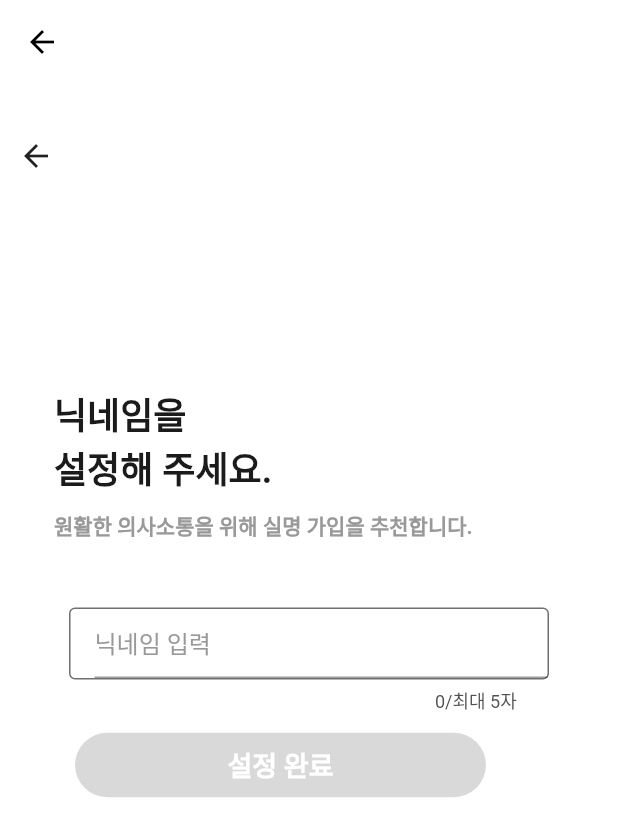
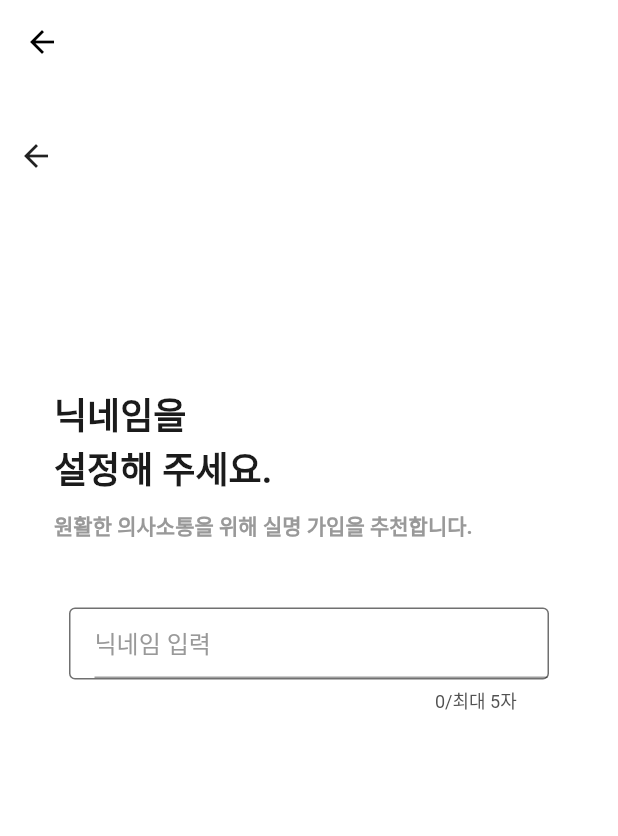
Before and after one commit to sk-lookie-routine/lighthouse, a Flutter app: the SignUpNickName screen opened directly, on a phone screen of 412 x 824 dp. Shown: the top 836 px of the screen. Run offline on Flutter 3.47's test engine with Material 2 defaults, Android fonts, the phone set to English and light mode, and no system bars; our stand-ins replace firebase_auth, firebase_core, google_sign_in; missing offline and left inert: flutter_web_auth; accounts and stored records are empty; Roboto replaces fonts that are missing (NotoSansCJKkr).

Commit message:
update sign up body

```diff
--- a/lib/components/signup_button.dart
+++ b/lib/components/signup_button.dart
@@ -1,16 +1,16 @@
 import 'package:flutter/cupertino.dart';
 import 'package:flutter/material.dart';
+import 'package:lighthouse/utilities/colors.dart';
+import 'package:lighthouse/utilities/fonts.dart';
 
 class SignUpButton extends StatelessWidget {
   final String text;
   final Function onPressed;
-  final Color backgroundColor;
 
   const SignUpButton({
     Key key,
     @required this.text,
     @required this.onPressed,
-    @required this.backgroundColor,
   }) : super(key: key);
 
   Widget build(BuildContext context) {
@@ -18,16 +18,21 @@ class SignUpButton extends StatelessWidget {
       onPressed: onPressed, //관심키워드 선택 페이지 이동
       child: Text(
         text,
-        style: TextStyle(
-          color: const Color(0xffffffff),
-          fontWeight: FontWeight.bold,
-          fontSize: 18,
+        style: const TextStyle(
+            color:  Colors.white,
+            fontWeight: FontWeight.w400,
+            fontFamily: notoSans,
+            fontStyle:  FontStyle.normal,
+            fontSize: 20.0
         ),
       ),
       style: TextButton.styleFrom(
-          backgroundColor: backgroundColor,
+          backgroundColor: primaryColor,
+          padding: EdgeInsets.symmetric(
+            vertical: 11,
+          ),
           shape: new RoundedRectangleBorder(
-              borderRadius: new BorderRadius.circular(30.0))),
+              borderRadius: new BorderRadius.circular(26.0))),
     );
   }
 }
--- a/lib/main.dart
+++ b/lib/main.dart
@@ -1,5 +1,6 @@
 import 'package:flutter/material.dart';
 import 'package:lighthouse/screens/signup/components/sign_up_nickname.dart';
+import 'package:lighthouse/screens/signup/sign_up_screen.dart';
 import 'package:lighthouse/screens/welcome/welcome_screen.dart';
 import 'package:lighthouse/utilities//colors.dart';
 import 'package:lighthouse/utilities/fonts.dart';
@@ -20,7 +21,7 @@ class MyApp extends StatelessWidget {
         primaryColor: primaryColor,
         scaffoldBackgroundColor: Colors.white,
       ),
-      home: SignUpNickName(),
+      home: SignUpScreen(),
     );
   }
 }
--- a/lib/screens/signup/components/sign_up_nickname.dart
+++ b/lib/screens/signup/components/sign_up_nickname.dart
@@ -123,17 +123,6 @@ class _SignUpNickNameState extends State<SignUpNickName> {
                       fontSize: 12.0),
                   textAlign: TextAlign.right),
             ),
-            Container(
-              width: 324,
-              padding: EdgeInsets.fromLTRB(50, 10, 0, 0),
-              child: SignUpButton(
-                text: '설정 완료',
-                onPressed: _isValid() ? _nextScreen : null,
-                backgroundColor: _nameTextEditController.text.length >= 1
-                    ? const Color(0xff5230ce)
-                    : const Color(0xffd9d9d9),
-              ),
-            ),
           ],
         ),
       ),
```
Also changed, not shown: lib/screens/signup/components/body.dart (+46 -9 lines), lib/utilities/styles.dart (+0 -13 lines).
